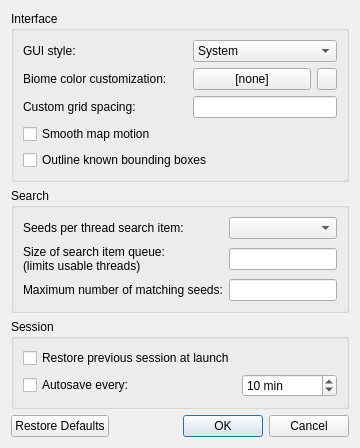
Before: the Qt Designer form src/configdialog.ui in Cubitect/cubiomes-viewer, drawn with Qt 5.
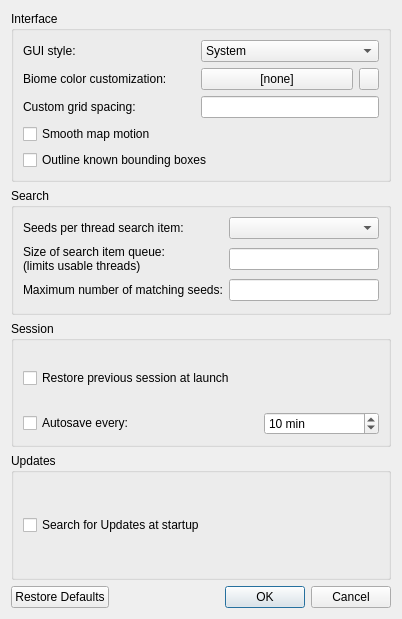
After: the same form once the commit is applied. Icons and pictures are not drawn.

```diff
--- a/src/configdialog.ui
+++ b/src/configdialog.ui
@@ -2,6 +2,14 @@
 <ui version="4.0">
  <class>ConfigDialog</class>
  <widget class="QDialog" name="ConfigDialog">
+  <property name="geometry">
+   <rect>
+    <x>0</x>
+    <y>0</y>
+    <width>402</width>
+    <height>619</height>
+   </rect>
+  </property>
   <property name="windowTitle">
    <string>Preferences</string>
   </property>
@@ -9,55 +17,8 @@
    <iconset resource="../icons.qrc">
     <normaloff>:/icons/map.png</normaloff>:/icons/map.png</iconset>
   </property>
-  <layout class="QGridLayout" name="gridLayout">
-   <item row="3" column="0" colspan="2">
-    <widget class="QGroupBox" name="groupBox_2">
-     <property name="title">
-      <string>Search</string>
-     </property>
-     <layout class="QGridLayout" name="gridLayout_3">
-      <item row="1" column="0">
-       <widget class="QLabel" name="label_2">
-        <property name="text">
-         <string>Size of search item queue:
-(limits usable threads)</string>
-        </property>
-       </widget>
-      </item>
-      <item row="0" column="0">
-       <widget class="QLabel" name="label">
-        <property name="text">
-         <string>Seeds per thread search item:</string>
-        </property>
-       </widget>
-      </item>
-      <item row="2" column="0">
-       <widget class="QLabel" name="label_3">
-        <property name="text">
-         <string>Maximum number of matching seeds:</string>
-        </property>
-       </widget>
-      </item>
-      <item row="2" column="1">
-       <widget class="QLineEdit" name="lineMatching"/>
-      </item>
-      <item row="0" column="1">
-       <widget class="QComboBox" name="cboxItemSize">
-        <property name="iconSize">
-         <size>
-          <width>0</width>
-          <height>16</height>
-         </size>
-        </property>
-       </widget>
-      </item>
-      <item row="1" column="1">
-       <widget class="QLineEdit" name="lineQueueSize"/>
-      </item>
-     </layout>
-    </widget>
-   </item>
-   <item row="0" column="0" rowspan="2" colspan="2">
+  <layout class="QVBoxLayout" name="verticalLayout">
+   <item>
     <widget class="QGroupBox" name="groupBox">
      <property name="title">
       <string>Interface</string>
@@ -178,17 +139,54 @@
      </layout>
     </widget>
    </item>
-   <item row="11" column="0" colspan="2">
-    <widget class="QDialogButtonBox" name="buttonBox">
-     <property name="orientation">
-      <enum>Qt::Horizontal</enum>
+   <item>
+    <widget class="QGroupBox" name="groupBox_2">
+     <property name="title">
+      <string>Search</string>
      </property>
-     <property name="standardButtons">
-      <set>QDialogButtonBox::Cancel|QDialogButtonBox::Ok|QDialogButtonBox::RestoreDefaults</set>
-     </property>
+     <layout class="QGridLayout" name="gridLayout_3">
+      <item row="1" column="0">
+       <widget class="QLabel" name="label_2">
+        <property name="text">
+         <string>Size of search item queue:
+(limits usable threads)</string>
+        </property>
+       </widget>
+      </item>
+      <item row="0" column="0">
+       <widget class="QLabel" name="label">
+        <property name="text">
+         <string>Seeds per thread search item:</string>
+        </property>
+       </widget>
+      </item>
+      <item row="2" column="0">
+       <widget class="QLabel" name="label_3">
+        <property name="text">
+         <string>Maximum number of matching seeds:</string>
+        </property>
+       </widget>
+      </item>
+      <item row="2" column="1">
+       <widget class="QLineEdit" name="lineMatching"/>
+      </item>
+      <item row="0" column="1">
+       <widget class="QComboBox" name="cboxItemSize">
+        <property name="iconSize">
+         <size>
+          <width>0</width>
+          <height>16</height>
+         </size>
+        </property>
+       </widget>
+      </item>
+      <item row="1" column="1">
+       <widget class="QLineEdit" name="lineQueueSize"/>
+      </item>
+     </layout>
     </widget>
    </item>
-   <item row="4" column="0" colspan="2">
+   <item>
     <widget class="QGroupBox" name="groupBox_3">
      <property name="title">
       <string>Session</string>
@@ -227,6 +225,38 @@
      </layout>
     </widget>
    </item>
+   <item>
+    <widget class="QGroupBox" name="groupBox_4">
+     <property name="maximumSize">
+      <size>
+       <width>390</width>
+       <height>16777215</height>
+      </size>
+     </property>
+     <property name="title">
+      <string>Updates</string>
+     </property>
+     <layout class="QVBoxLayout" name="verticalLayout_2">
+      <item>
+       <widget class="QCheckBox" name="checkUpdates">
+        <property name="text">
+         <string>Search for Updates at startup</string>
+        </property>
+       </widget>
+      </item>
+     </layout>
+    </widget>
+   </item>
+   <item>
+    <widget class="QDialogButtonBox" name="buttonBox">
+     <property name="orientation">
+      <enum>Qt::Horizontal</enum>
+     </property>
+     <property name="standardButtons">
+      <set>QDialogButtonBox::Cancel|QDialogButtonBox::Ok|QDialogButtonBox::RestoreDefaults</set>
+     </property>
+    </widget>
+   </item>
   </layout>
  </widget>
  <resources>
```
